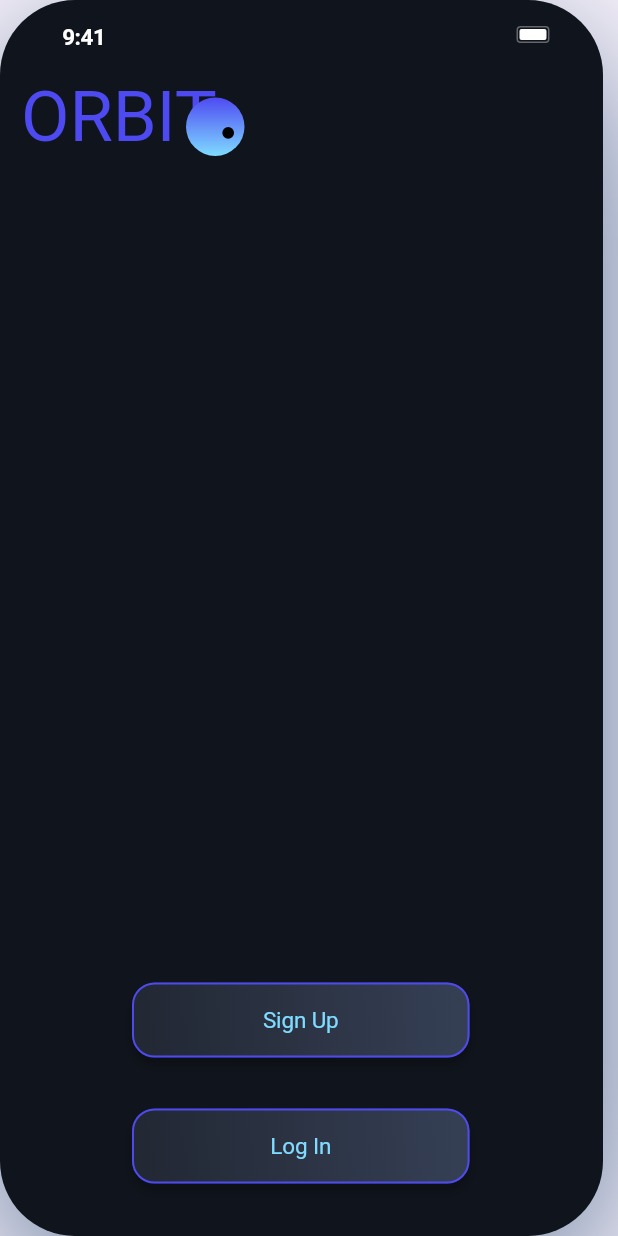
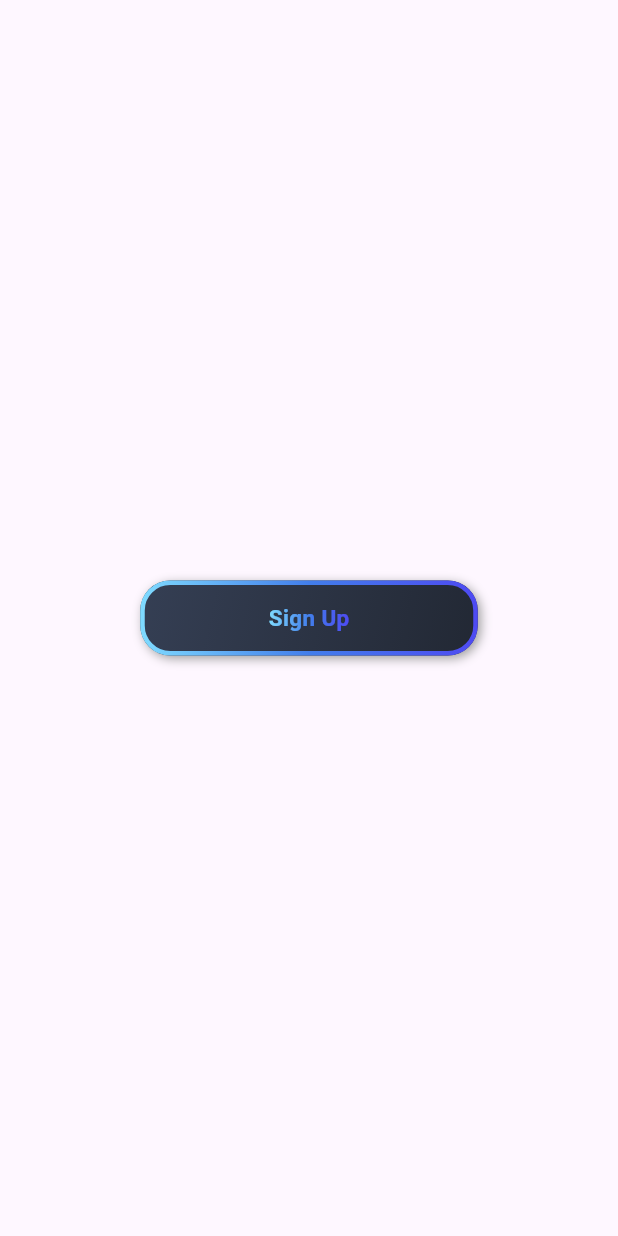
Before and after one commit to Aaryan-Patel2/fbla_mobile_app, a Flutter app: the screen it shows after launch, on a phone screen of 412 x 824 dp. Run offline on Flutter 3.47's test engine with Material 3 defaults, Android fonts, the phone set to English and light mode, and no system bars; drawn by our look-alikes of simple_gradient_text; our stand-ins replace gradient_borders; Roboto replaces fonts that are missing (Koulen, Lohit Devanagari, SF Pro Text).

Commit message:
Created the main button widget (container) for the gradient buttons

```diff
--- /dev/null
+++ b/lib/features/auth/auth_screen.dart
@@ -0,0 +1,15 @@
+import 'package:flutter/material.dart';
+import 'package:fbla_mobile_app/widgets/buttons.dart'; // Import the new button widget
+
+class AuthScreen extends StatelessWidget {
+  @override
+  Widget build(BuildContext context) {
+    return Scaffold(
+      body: Center(
+        child: GradientButton(
+          text: 'Sign Up',  // You can change this text dynamically
+        ),
+      ),
+    );
+  }
+}
--- /dev/null
+++ b/lib/features/auth/widgets/auth_button.dart
@@ -0,0 +1,53 @@
+import 'package:flutter/material.dart';
+
+class AuthButton extends StatelessWidget {
+  final String text;
+  final VoidCallback onPressed;
+
+  const AuthButton({
+    super.key,
+    required this.text,
+    required this.onPressed,
+  });
+
+  @override
+  Widget build(BuildContext context) {
+    return Container(
+      width: 225,
+      height: 50,
+      decoration: ShapeDecoration(
+        gradient: const LinearGradient(
+          begin: Alignment(0.93, -0.37),
+          end: Alignment(-0.93, 0.37),
+          colors: [Color(0xFF353F54), Color(0xFF222834)],
+        ),
+        shape: RoundedRectangleBorder(
+          side: const BorderSide(width: 1.31, color: Color(0xFF4E4AF2)),
+          borderRadius: BorderRadius.circular(15),
+        ),
+        shadows: const [
+          BoxShadow(
+            color: Color(0x3F000000),
+            blurRadius: 5.24,
+            offset: Offset(0, 5.24),
+            spreadRadius: 0,
+          ),
+        ],
+      ),
+      child: TextButton(
+        onPressed: onPressed,
+        child: Text(
+          text,
+          textAlign: TextAlign.center,
+          style: const TextStyle(
+            color: Color(0xFF7FDBFF),
+            fontSize: 15,
+            fontFamily: 'Lohit Devanagari',
+            fontWeight: FontWeight.w400,
+            letterSpacing: -0.09,
+          ),
+        ),
+      ),
+    );
+  }
+}
--- /dev/null
+++ b/lib/features/auth/widgets/logo_widget.dart
@@ -0,0 +1,53 @@
+import 'package:flutter/material.dart';
+
+class LogoWidget extends StatelessWidget {
+  const LogoWidget({super.key});
+
+  @override
+  Widget build(BuildContext context) {
+    return Container(
+      width: 149,
+      height: 67.78,
+      child: Stack(
+        children: [
+          const Positioned(
+            left: 0,
+            top: 0,
+            child: Text(
+              'ORBIT',
+              textAlign: TextAlign.center,
+              style: TextStyle(
+                color: Color(0xFF4E4AF2),
+                fontSize: 47.07,
+                fontFamily: 'Koulen',
+                fontWeight: FontWeight.w400,
+                letterSpacing: -0.07,
+              ),
+            ),
+          ),
+          Positioned(
+            left: 110,
+            top: 20.95,
+            child: Container(
+              width: 39.01,
+              height: 39.01,
+              decoration: const BoxDecoration(
+                gradient: LinearGradient(
+                  begin: Alignment(0.00, -1.00),
+                  end: Alignment(0, 1),
+                  colors: [Color(0xFF4E4AF2), Color(0xFF7FDBFF)],
+                ),
+                shape: BoxShape.circle,
+              ),
+              child: Stack(
+                children: [
+                  // Add your small circle decorations here
+                ],
+              ),
+            ),
+          ),
+        ],
+      ),
+    );
+  }
+}
--- a/lib/features/home/home_screen.dart
+++ /dev/null
@@ -1,59 +0,0 @@
-import 'package:flutter/material.dart';
-import 'home_widgets.dart'; // Import the separate widget file for modularity
-
-class HomeScreen extends StatelessWidget {
-  @override
-  Widget build(BuildContext context) {
-    return Scaffold(
-      body: Container(
-        width: 402,
-        height: 874,
-        clipBehavior: Clip.antiAlias,
-        decoration: ShapeDecoration(
-          color: Color(0xFF10141C),
-          shape: RoundedRectangleBorder(
-            borderRadius: BorderRadius.circular(50),
-          ),
-          shadows: [
-            BoxShadow(
-              color: Color(0xFF516C8F),
-              blurRadius: 100,
-              offset: Offset(0, 30),
-              spreadRadius: 0,
-            )
-          ],
-        ),
-        child: Stack(
-          children: [
-            // Place the individual widgets here
-            Positioned(
-              left: 8,
-              top: 0,
-              child: HomeScreenHeader(),
-            ),
-            Positioned(
-              left: 14,
-              top: 44,
-              child: HomeScreenTitle(),
-            ),
-            Positioned(
-              left: 88,
-              top: 655,
-              child: SignUpButton(),
-            ),
-            Positioned(
-              left: 88,
-              top: 739,
-              child: LogInButton(),
-            ),
-            Positioned(
-              left: -1.71,
-              top: 113.72,
-              child: HomeScreenBackground(),
-            ),
-          ],
-        ),
-      ),
-    );
-  }
-}
--- a/lib/features/home/home_widgets.dart
+++ /dev/null
@@ -1,268 +0,0 @@
-import 'package:flutter/material.dart';
-
-class HomeScreenHeader extends StatelessWidget {
-  const HomeScreenHeader({super.key});
-
-  @override
-  Widget build(BuildContext context) {
-    return SizedBox(
-      width: 375,
-      height: 44,
-      child: Stack(
-        children: [
-          Positioned(
-            left: 336.33,
-            top: 17.33,
-            child: SizedBox(
-              width: 24.33,
-              height: 11.33,
-              child: Stack(
-                children: [
-                  Positioned(
-                    left: 0,
-                    top: 0,
-                    child: Opacity(
-                      opacity: 0.35,
-                      child: Container(
-                        width: 22,
-                        height: 11.33,
-                        decoration: ShapeDecoration(
-                          shape: RoundedRectangleBorder(
-                            side: BorderSide(width: 1, color: Colors.white),
-                            borderRadius: BorderRadius.circular(2.67),
-                          ),
-                        ),
-                      ),
-                    ),
-                  ),
-                  Positioned(
-                    left: 2,
-                    top: 2,
-                    child: Container(
-                      width: 18,
-                      height: 7.33,
-                      decoration: ShapeDecoration(
-                        color: Colors.white,
-                        shape: RoundedRectangleBorder(
-                          borderRadius: BorderRadius.circular(1.33),
-                        ),
-                      ),
-                    ),
-                  ),
-                ],
-              ),
-            ),
-          ),
-          Positioned(
-            left: 21,
-            top: 7.33,
-            child: Container(
-              width: 54,
-              padding: const EdgeInsets.only(top: 7),
-              child: Row(
-                mainAxisSize: MainAxisSize.min,
-                mainAxisAlignment: MainAxisAlignment.center,
-                crossAxisAlignment: CrossAxisAlignment.center,
-                children: [
-                  Text(
-                    '9:41',
-                    textAlign: TextAlign.center,
-                    style: TextStyle(
-                      color: Colors.white,
-                      fontSize: 15,
-                      fontFamily: 'SF Pro Text',
-                      fontWeight: FontWeight.w600,
-                      letterSpacing: -0.30,
-                    ),
-                  ),
-                ],
-              ),
-            ),
-          ),
-        ],
-      ),
-    );
-  }
-}
-
-class HomeScreenTitle extends StatelessWidget {
-  const HomeScreenTitle({super.key});
-
-  @override
-  Widget build(BuildContext context) {
-    return SizedBox(
-      width: 149,
-      height: 67.78,
-      child: Stack(
-        children: [
-          Positioned(
-            left: 0,
-            top: 0,
-            child: Text(
-              'ORBIT',
-              textAlign: TextAlign.center,
-              style: TextStyle(
-                color: Color(0xFF4E4AF2),
-                fontSize: 47.07,
-                fontFamily: 'Koulen',
-                fontWeight: FontWeight.w400,
-                letterSpacing: -0.07,
-              ),
-            ),
-          ),
-          Positioned(
-            left: 110,
-            top: 20.95,
-            child: SizedBox(
-              width: 39.01,
-              height: 39.01,
-              child: Stack(
-                children: [
-                  Positioned(
-                    left: 0,
-                    top: 0,
-                    child: Container(
-                      width: 39.01,
-                      height: 39.01,
-                      decoration: ShapeDecoration(
-                        gradient: LinearGradient(
-                          begin: Alignment(0.00, -1.00),
-                          end: Alignment(0, 1),
-                          colors: [Color(0xFF4E4AF2), Color(0xFF7FDBFF)],
-                        ),
-                        shape: OvalBorder(),
-                      ),
-                    ),
-                  ),
-                  Positioned(
-                    left: 24.22,
-                    top: 19.70,
-                    child: Container(
-                      width: 7.80,
-                      height: 7.80,
-                      decoration: ShapeDecoration(
-                        color: Colors.black,
-                        shape: OvalBorder(),
-                      ),
-                    ),
-                  ),
-                ],
-              ),
-            ),
-          ),
-        ],
-      ),
-    );
-  }
-}
-
-class SignUpButton extends StatelessWidget {
-  const SignUpButton({super.key});
-
-  @override
-  Widget build(BuildContext context) {
-    return Container(
-      width: 225,
-      height: 50,
-      decoration: ShapeDecoration(
-        gradient: LinearGradient(
-          begin: Alignment(0.93, -0.37),
-          end: Alignment(-0.93, 0.37),
-          colors: [Color(0xFF353F54), Color(0xFF222834)],
-        ),
-        shape: RoundedRectangleBorder(
-          side: BorderSide(width: 1.31, color: Color(0xFF4E4AF2)),
-          borderRadius: BorderRadius.circular(15),
-        ),
-        shadows: [
-          BoxShadow(
-            color: Color(0x3F000000),
-            blurRadius: 5.24,
-            offset: Offset(0, 5.24),
-            spreadRadius: 0,
-          ),
-        ],
-      ),
-      child: Center(
-        child: Text(
-          'Sign Up',
-          textAlign: TextAlign.center,
-          style: TextStyle(
-            color: Color(0xFF7FDBFF),
-            fontSize: 15,
-            fontFamily: 'Lohit Devanagari',
-            fontWeight: FontWeight.w400,
-            letterSpacing: -0.09,
-          ),
-        ),
-      ),
-    );
-  }
-}
-
-class LogInButton extends StatelessWidget {
-  const LogInButton({super.key});
-
-  @override
-  Widget build(BuildContext context) {
-    return Container(
-      width: 225,
-      height: 50,
-      decoration: ShapeDecoration(
-        gradient: LinearGradient(
-          begin: Alignment(0.93, -0.37),
-          end: Alignment(-0.93, 0.37),
-          colors: [Color(0xFF353F54), Color(0xFF222834)],
-        ),
-        shape: RoundedRectangleBorder(
-          side: BorderSide(width: 1.31, color: Color(0xFF4E4AF2)),
-          borderRadius: BorderRadius.circular(15),
-        ),
-        shadows: [
-          BoxShadow(
-            color: Color(0x3F000000),
-            blurRadius: 5.24,
-            offset: Offset(0, 5.24),
-            spreadRadius: 0,
-          ),
-        ],
-      ),
-      child: Center(
-        child: Text(
-          'Log In',
-          textAlign: TextAlign.center,
-          style: TextStyle(
-            color: Color(0xFF7FDBFF),
-            fontSize: 15,
-            fontFamily: 'Lohit Devanagari',
-            fontWeight: FontWeight.w400,
-            letterSpacing: -0.09,
-          ),
-        ),
-      ),
-    );
-  }
-}
-
-class HomeScreenBackground extends StatelessWidget {
-  const HomeScreenBackground({super.key});
-
-  @override
-  Widget build(BuildContext context) {
-    return Container(
-      width: 497,
-      height: 497,
-      padding: const EdgeInsets.all(20),
-      clipBehavior: Clip.antiAlias,
-      decoration: BoxDecoration(),
-      child: Row(
-        mainAxisSize: MainAxisSize.min,
-        mainAxisAlignment: MainAxisAlignment.center,
-        crossAxisAlignment: CrossAxisAlignment.center,
-        children: [
-          // Add additional content here if needed
-        ],
-      ),
-    );
-  }
-}
--- a/lib/main.dart
+++ b/lib/main.dart
@@ -1,15 +1,22 @@
 import 'package:flutter/material.dart';
-import 'features/home/home_screen.dart';
+import 'routes/app_routes.dart';
 
 void main() {
-  runApp(MyApp());
+  runApp(const MyApp());
 }
 
 class MyApp extends StatelessWidget {
+  const MyApp({super.key});
+
   @override
   Widget build(BuildContext context) {
     return MaterialApp(
-      home: HomeScreen(),
+      title: 'ORBIT',
+      theme: ThemeData(
+        // Add your theme data here
+      ),
+      initialRoute: AppRoutes.authScreen,
+      routes: AppRoutes.routes,
     );
   }
 }
--- /dev/null
+++ b/lib/routes/app_routes.dart
@@ -0,0 +1,12 @@
+import 'package:flutter/material.dart';
+import '../features/auth/auth_screen.dart';
+
+class AppRoutes {
+  static const String authScreen = '/auth';
+
+  static Map<String, WidgetBuilder> get routes {
+    return {
+      authScreen: (context) => AuthScreen(),
+    };
+  }
+}
--- /dev/null
+++ b/lib/themes/app_theme.dart
@@ -0,0 +1,21 @@
+import 'package:flutter/material.dart';
+
+class AppTheme {
+  static const LinearGradient primaryGradient = LinearGradient(
+    colors: [
+      Color.fromRGBO(127, 219, 255, 1),
+      Color.fromRGBO(78, 74, 242, 1),
+    ],
+    begin: Alignment.bottomLeft,
+    end: Alignment.topRight,
+  );
+
+  static const LinearGradient secondaryGradient = LinearGradient(
+    colors: [
+      Color.fromRGBO(53, 63, 84, 1),
+      Color.fromRGBO(34, 40, 52, 1),
+    ],
+    begin: Alignment.topLeft,
+    end: Alignment.bottomRight,
+  );
+}
--- /dev/null
+++ b/lib/widgets/buttons.dart
@@ -0,0 +1,53 @@
+import 'package:flutter/material.dart';
+import 'package:simple_gradient_text/simple_gradient_text.dart'; // Import GradientText
+import 'package:gradient_borders/gradient_borders.dart'; // Import GradientBorders
+import 'package:fbla_mobile_app/themes/app_theme.dart'; // Import your theme file
+
+class GradientButton extends StatelessWidget {
+  final String text;  // The text to display on the button
+
+  GradientButton({required this.text});
+
+  @override
+  Widget build(BuildContext context) {
+    return Container(
+      width: 225,
+      height: 50,
+      decoration: BoxDecoration(
+        gradient: AppTheme.secondaryGradient, // Background uses secondaryGradient
+        borderRadius: BorderRadius.circular(20),
+        boxShadow: [
+          BoxShadow(
+            color: Colors.grey,
+            blurRadius: 5,
+            offset: Offset(2, 2),
+          ),
+        ],
+        border: GradientBoxBorder(
+          gradient: LinearGradient(
+            colors: [
+              Color.fromRGBO(127, 219, 255, 1),  // Light Blue
+              Color.fromRGBO(66, 126, 235, 1),   // Blue
+              Color.fromRGBO(78, 74, 242, 1),    // Purple
+            ],
+          ),
+          width: 3,  // Border width
+        ),
+      ),
+      child: Center(
+        child: GradientText(
+          text,
+          style: TextStyle(
+            fontSize: 15.0, // Adjust font size as necessary
+            fontWeight: FontWeight.bold,
+          ),
+          colors: [
+            Color.fromRGBO(127, 219, 255, 1),  // Light Blue
+            Color.fromRGBO(66, 126, 235, 1),   // Blue
+            Color.fromRGBO(78, 74, 242, 1),    // Purple
+          ],
+        ),
+      ),
+    );
+  }
+}
--- /dev/null
+++ b/lib/widgets/gradient_container.dart
@@ -0,0 +1,34 @@
+import 'package:flutter/material.dart';
+
+class GradientContainer extends StatelessWidget {
+  final Widget child;
+
+  const GradientContainer({
+    super.key,
+    required this.child,
+  });
+
+  @override
+  Widget build(BuildContext context) {
+    return Container(
+      width: 402,
+      height: 874,
+      clipBehavior: Clip.antiAlias,
+      decoration: ShapeDecoration(
+        color: const Color(0xFF10141C),
+        shape: RoundedRectangleBorder(
+          borderRadius: BorderRadius.circular(50),
+        ),
+        shadows: const [
+          BoxShadow(
+            color: Color(0xFF516C8F),
+            blurRadius: 100,
+            offset: Offset(0, 30),
+            spreadRadius: 0,
+          ),
+        ],
+      ),
+      child: child,
+    );
+  }
+}
--- a/pubspec.yaml
+++ b/pubspec.yaml
@@ -9,6 +9,8 @@ environment:
 dependencies:
   flutter:
     sdk: flutter
+  simple_gradient_text: 1.3.0
+  gradient_borders: 1.0.1
 
 dev_dependencies:
   flutter_test:
```
Also changed, not shown: lib/themes/u_rocket.svg (added), pubspec.lock.
